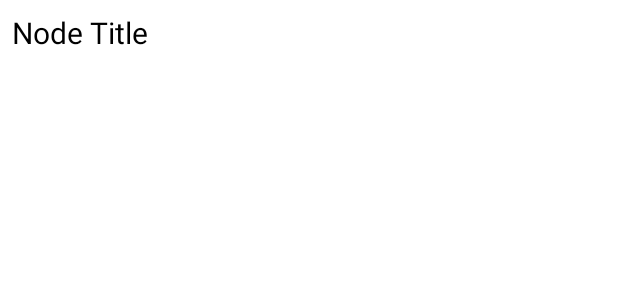
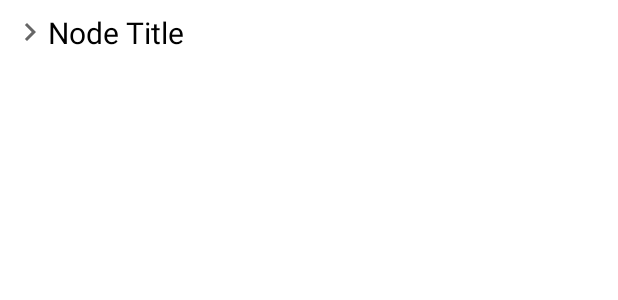
Before and after one commit to 42LoCo42/chibimo, an Android app: the layout tree_node.xml on its own in the app's theme, with its tools: preview values and no code run, on a phone screen of 412 x 824 dp. Shown: the top 300 px of the screen. Run offline under Robolectric (Android 15) with nearby library versions, the phone set to English and light mode, and no system bars.

Commit message:
TreeView: indents & state indication arrows

```diff
--- /dev/null
+++ b/app/src/main/res/drawable/ic_baseline_keyboard_arrow_right_24.xml
@@ -0,0 +1,11 @@
+<vector xmlns:android="http://schemas.android.com/apk/res/android"
+    android:width="24dp"
+    android:height="24dp"
+    android:viewportWidth="24"
+    android:viewportHeight="24"
+    android:tint="?attr/colorControlNormal"
+    android:autoMirrored="true">
+  <path
+      android:fillColor="@android:color/white"
+      android:pathData="M8.59,16.59L13.17,12 8.59,7.41 10,6l6,6 -6,6 -1.41,-1.41z"/>
+</vector>
--- a/app/src/main/res/layout/tree_node.xml
+++ b/app/src/main/res/layout/tree_node.xml
@@ -1,5 +1,6 @@
 <?xml version="1.0" encoding="utf-8"?>
 <LinearLayout xmlns:android="http://schemas.android.com/apk/res/android"
+	xmlns:app="http://schemas.android.com/apk/res-auto"
 	xmlns:tools="http://schemas.android.com/tools"
 	android:layout_width="match_parent"
 	android:layout_height="wrap_content"
@@ -16,5 +17,6 @@
 		android:paddingBottom="8dp"
 		android:textColor="@color/black"
 		android:textSize="20sp"
+		app:drawableStartCompat="@drawable/ic_baseline_keyboard_arrow_right_24"
 		tools:text="Node Title" />
 </LinearLayout>
```
Also changed, not shown: app/src/main/java/forty/two/chibimo/MainActivity.kt (+14 -3 lines), app/src/main/res/drawable/ic_baseline_keyboard_arrow_down_24.xml (added, +10 -0 lines).
